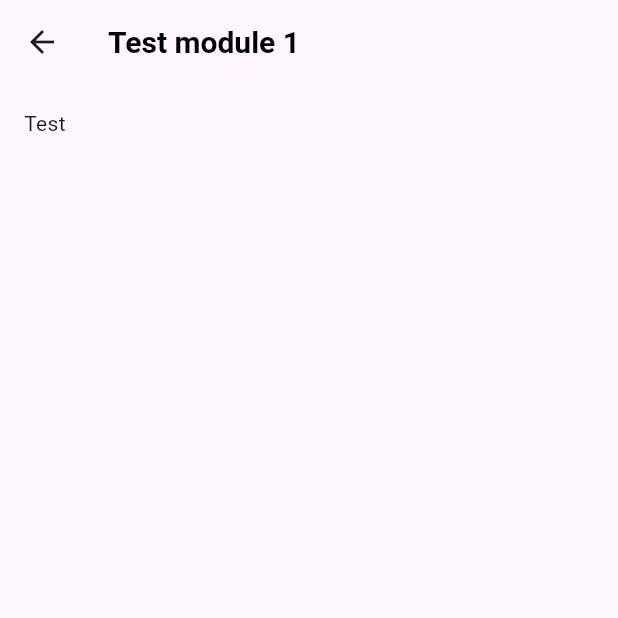
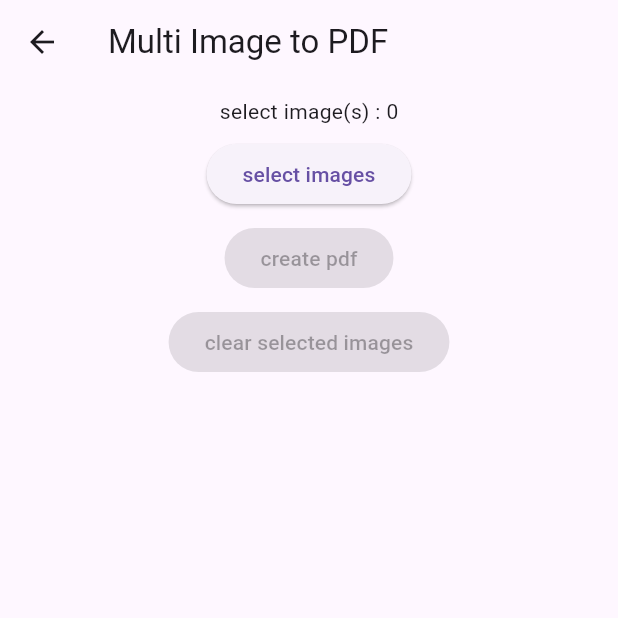
Before and after one commit to asplayground/project-b-client, a Flutter app: the ImageToPdf screen opened by its route, on a phone screen of 412 x 824 dp, the top half of it. Run offline on Flutter 3.47's test engine with Material 3 defaults, Android fonts, the phone set to English and light mode, and no system bars; our stand-ins replace image_picker, pdf.

Commit message:
feat: add image preview in image to pdf module

```diff
--- a/lib/main.dart
+++ b/lib/main.dart
@@ -13,7 +13,7 @@ class MyApp extends StatelessWidget {
       title: 'Flutter Demo',
       theme: ThemeData(),
       initialRoute: '/',
-      routes: {'/': (context) => const MyHomePage(), '/dev/imageToPdf': (context) => const ImageToPdf()},
+      routes: {'/': (context) => const MyHomePage(), '/dev/imageToPdf': (context) => ImageToPdf()},
     );
   }
 }
--- a/lib/pages/lab/image_to_pdf.dart
+++ b/lib/pages/lab/image_to_pdf.dart
@@ -1,28 +1,113 @@
+import 'dart:io';
 import 'package:flutter/material.dart';
+import 'package:image_picker/image_picker.dart';
+import 'package:pdf/pdf.dart';
+import 'package:pdf/widgets.dart' as pw;
+import 'package:path_provider/path_provider.dart';
+// import 'package:share_plus/share_plus.dart';
 
 class ImageToPdf extends StatefulWidget {
   const ImageToPdf({super.key});
-
   @override
   State<ImageToPdf> createState() => _ImageToPdfState();
 }
 
 class _ImageToPdfState extends State<ImageToPdf> {
+  final ImagePicker picker = ImagePicker();
+  List<XFile> images = [];
+
   @override
   Widget build(BuildContext context) {
     return Scaffold(
       appBar: AppBar(
-        elevation: 0,
-        titleTextStyle: const TextStyle(color: Colors.black, fontSize: 20, fontWeight: FontWeight.bold),
-        centerTitle: false,
-        title: const Text("Test module 1"),
+        title: const Text('Multi Image to PDF'),
       ),
-      body: Container(
-        padding: const EdgeInsets.all(16),
+      body: SingleChildScrollView(
         child: Column(
-          children: [Text("Test")],
+          children: [
+            const SizedBox(height: 8),
+            Text("select image(s) : ${images.length.toString()}"),
+            const SizedBox(height: 8),
+            ElevatedButton(
+              onPressed: pickImages,
+              child: const Text('select images'),
+            ),
+            const SizedBox(height: 8),
+            ElevatedButton(
+              onPressed: images.isNotEmpty ? createPdf : null,
+              child: const Text('create pdf'),
+            ),
+            const SizedBox(height: 8),
+            ElevatedButton(
+              onPressed: images.isNotEmpty ? clearImg : null,
+              child: const Text('clear selected images'),
+            ),
+            const SizedBox(height: 16),
+            GridView.builder(
+              shrinkWrap: true,
+              physics: const NeverScrollableScrollPhysics(),
+              gridDelegate: const SliverGridDelegateWithFixedCrossAxisCount(
+                crossAxisCount: 3,
+                crossAxisSpacing: 4.0,
+                mainAxisSpacing: 4.0,
+              ),
+              itemCount: images.length,
+              itemBuilder: (context, index) {
+                return Image.file(File(images[index].path));
+              },
+            )
+          ],
         ),
       ),
     );
   }
+
+  Future<void> pickImages() async {
+    try {
+      final pickedImages = await picker.pickMultiImage();
+      setState(() {
+        images = [...images, ...pickedImages];
+      });
+    } catch (e) {
+      print('Error picking images: $e');
+    }
+  }
+
+  Future<void> createPdf() async {
+    final pdf = pw.Document();
+
+    for (var imageFile in images) {
+      final image = pw.MemoryImage(
+        File(imageFile.path).readAsBytesSync(),
+      );
+      pdf.addPage(
+        pw.Page(
+          pageFormat: PdfPageFormat.a4,
+          build: (pw.Context context) {
+            return pw.FullPage(ignoreMargins: true, child: pw.Image(image, fit: pw.BoxFit.fill));
+          },
+        ),
+      );
+    }
+
+    // Save PDF to a file
+    final outputDir = await getTemporaryDirectory();
+    final pdfFile = File('${outputDir.path}/generated_pdf.pdf');
+    print('${outputDir.path}/generated_pdf.pdf');
+    await pdfFile.writeAsBytes(await pdf.save());
+
+    // Share or save the PDF
+    // _shareOrSave(pdfFile.path);
+  }
+
+  void clearImg() {
+    setState(() {
+      images = [];
+    });
+  }
+
+  // Method to share or save the generated PDF
+  // void _shareOrSave(String path) {
+  //   Share.shareFiles([path], text: 'Here is your PDF');
+  // }
 }
--- a/pubspec.yaml
+++ b/pubspec.yaml
@@ -30,6 +30,10 @@ environment:
 dependencies:
   flutter:
     sdk: flutter
+  image_picker: ^1.1.2
+  pdf: ^3.11.1
+  path_provider: ^2.1.4
+  share_plus: ^10.0.2
 
 
   # The following adds the Cupertino Icons font to your application.
```
Also changed, not shown: pubspec.lock, 21 other files.
